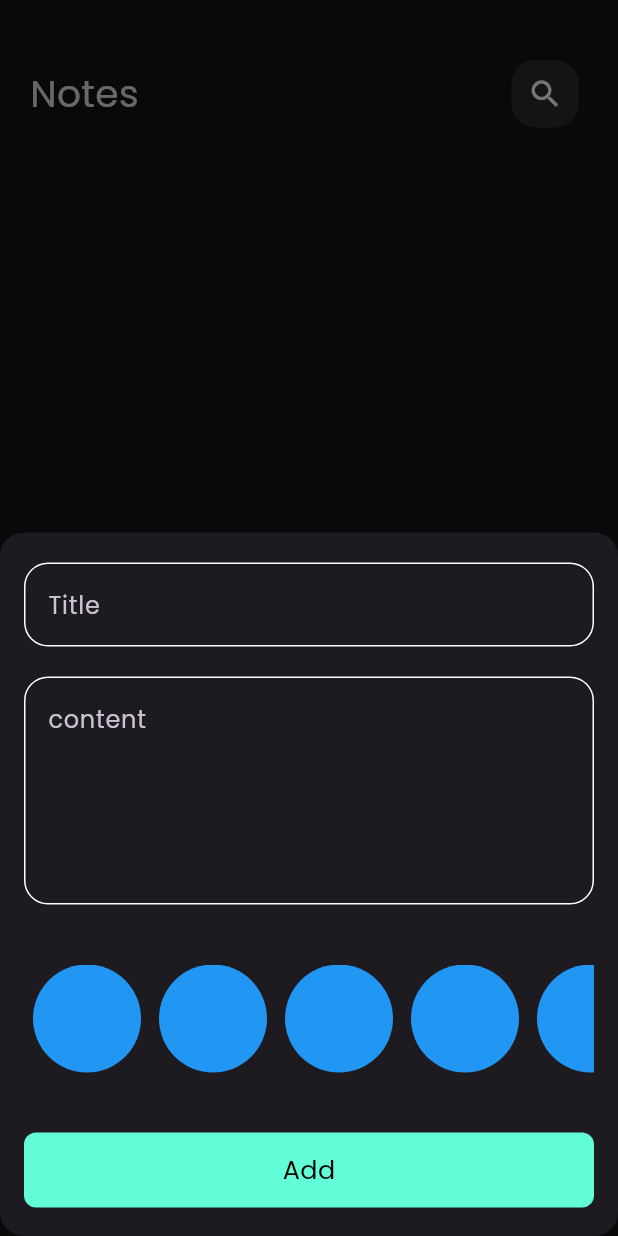
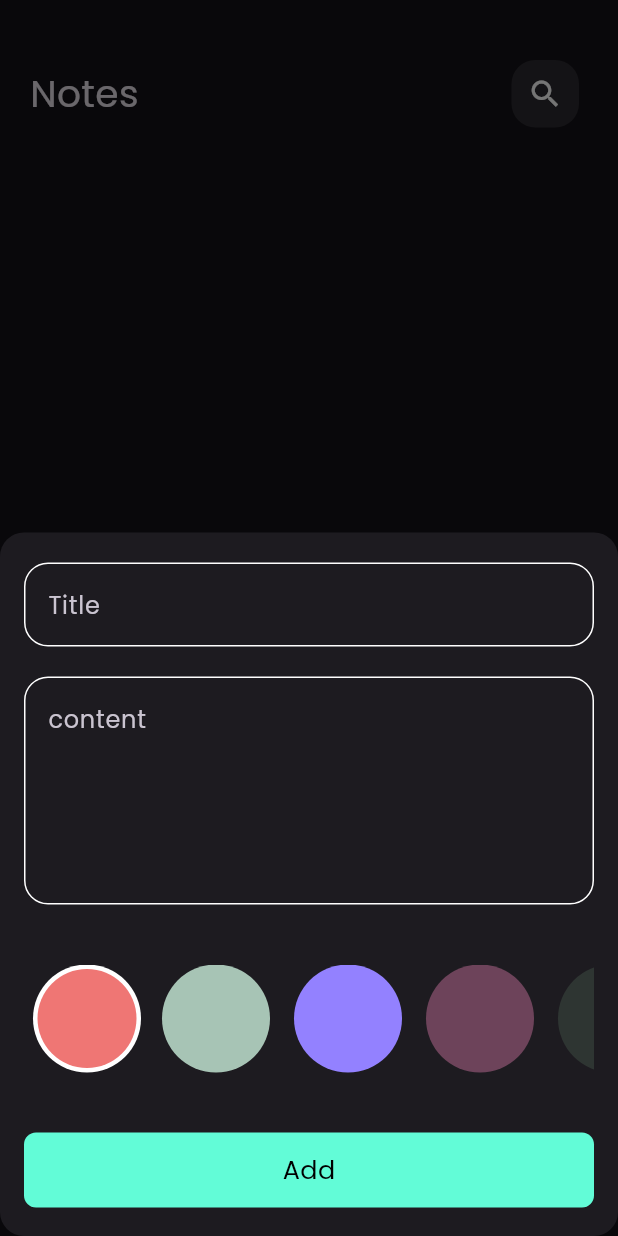
Before and after one commit to He9sham/Note-app, a Flutter app: the screen it shows after launch, after a tap on the "add" icon, on a phone screen of 412 x 824 dp. Run offline on Flutter 3.47's test engine with Material 3 defaults, Android fonts, the phone set to English and light mode, and no system bars; our stand-ins replace bloc, flutter_bloc, font_awesome_flutter, hive, hive_flutter; accounts and stored records are empty.

Commit message:
colors list view

```diff
--- a/lib/Views/widgets/custom_color_item.dart
+++ b/lib/Views/widgets/custom_color_item.dart
@@ -1,29 +1,63 @@
 import 'package:flutter/material.dart';
 
 class CustomColor extends StatelessWidget {
-  const CustomColor({super.key});
+  const CustomColor({super.key, required this.isActive, required this.color});
+  final bool isActive;
+  final Color color;
   @override
   Widget build(BuildContext context) {
-    return const CircleAvatar(
-      radius: 36,
-      backgroundColor: Colors.blue,
-    );
+    return isActive
+        ? CircleAvatar(
+            radius: 36,
+            backgroundColor: Colors.white,
+            child: CircleAvatar(
+              radius: 33,
+              backgroundColor: color,
+            ),
+          )
+        : CircleAvatar(
+            radius: 38,
+            backgroundColor: color,
+          );
   }
 }
 
-class CustomlistColor extends StatelessWidget {
+class CustomlistColor extends StatefulWidget {
   const CustomlistColor({super.key});
+
+  @override
+  State<CustomlistColor> createState() => _CustomlistColorState();
+}
+
+class _CustomlistColorState extends State<CustomlistColor> {
+  int currntindex = 0;
+  List<Color> colors = const [
+    Color(0xffEF7674),
+    Color(0xffA7C4B5),
+    Color(0xff9381FF),
+    Color(0xff6D435A),
+    Color(0xff2E3532),
+  ];
   @override
   Widget build(BuildContext context) {
     return SizedBox(
       height: 36 * 2,
       child: ListView.builder(
-          itemCount: 10,
+          itemCount: colors.length,
           scrollDirection: Axis.horizontal,
           itemBuilder: (context, index) {
-            return const Padding(
-              padding: EdgeInsets.symmetric(horizontal: 6),
-              child: CustomColor(),
+            return Padding(
+              padding: const EdgeInsets.symmetric(horizontal: 6),
+              child: GestureDetector(
+                onTap: () {
+                  currntindex = index;
+                  setState(() {});
+                },
+                child: CustomColor(
+                  color: colors[index],
+                  isActive: currntindex == index,
+                ),
+              ),
             );
           }),
     );
```
